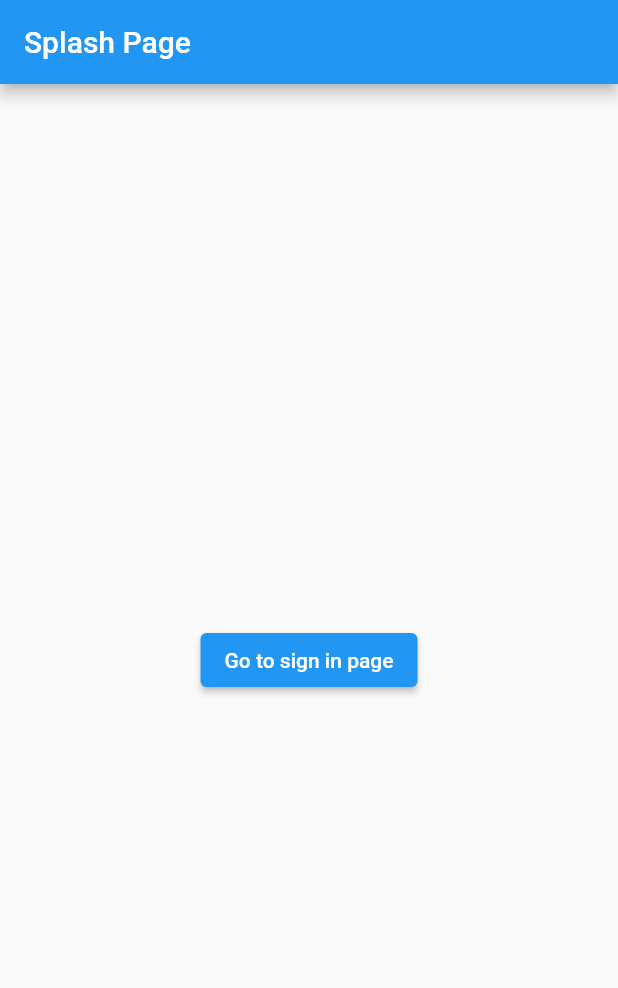
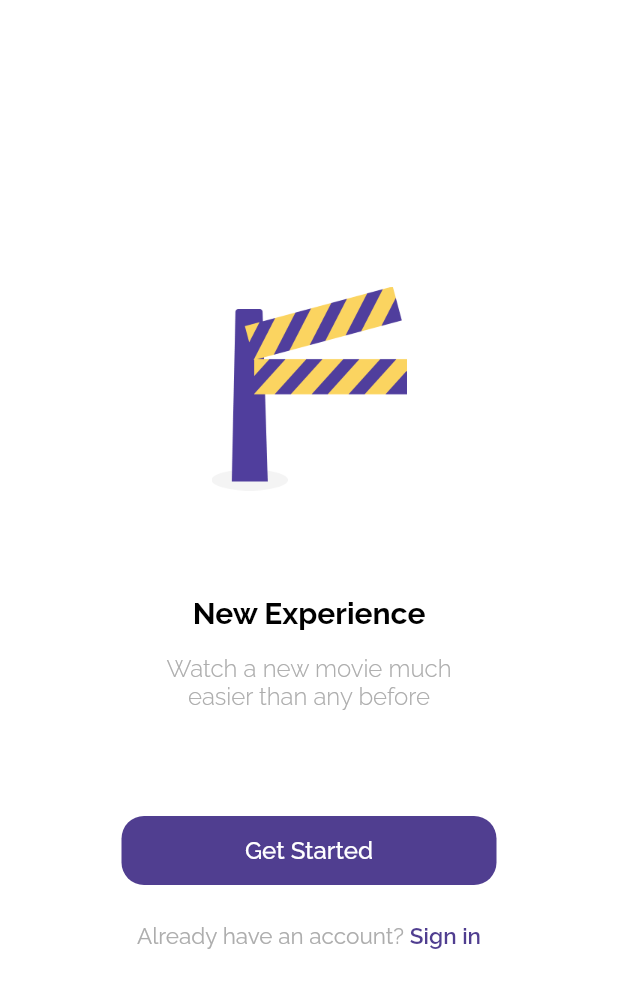
Before and after one commit to haritsdev/guhtix, a Flutter app: the screen it shows after launch, on a phone screen of 412 x 824 dp. Shown: the top 988 px of the screen. Run offline on Flutter 3.47's test engine with Material 2 defaults, Android fonts, the phone set to English and light mode, and no system bars; our stand-ins replace bloc, cloud_firestore, equatable, firebase_auth, firebase_core, flutter_bloc and 1 more; accounts and stored records are empty.

Commit message:
Menyelesaikan tema

```diff
--- a/lib/bloc/blocs.dart
+++ b/lib/bloc/blocs.dart
@@ -1 +1,2 @@
 export 'page_bloc.dart';
+export 'user_bloc.dart';
--- /dev/null
+++ b/lib/bloc/user_bloc.dart
@@ -0,0 +1,24 @@
+import 'package:bloc/bloc.dart';
+import 'package:equatable/equatable.dart';
+import 'package:guhtix/model/models.dart';
+import 'package:guhtix/services/services.dart';
+
+part 'user_event.dart';
+part 'user_state.dart';
+
+class UserBloc extends Bloc<UserEvent, UserState> {
+  UserBloc() : super(UserInitial());
+
+  @override
+  Stream<UserState> mapEventToState(
+    UserEvent event,
+  ) async* {
+    if (event is LoadUser) {
+      UserModel user = await UserServices.getUser(event.id);
+
+      yield UserLoaded(user);
+    } else if (event is SignOut) {
+      yield UserInitial();
+    }
+  }
+}
--- /dev/null
+++ b/lib/bloc/user_event.dart
@@ -0,0 +1,22 @@
+part of 'user_bloc.dart';
+
+abstract class UserEvent extends Equatable {
+  const UserEvent();
+
+  @override
+  List<Object> get props => [];
+}
+
+class LoadUser extends UserEvent {
+  final String id;
+
+  LoadUser(this.id);
+
+  @override
+  List<Object> get props => [id];
+}
+
+class SignOut extends UserEvent {
+  @override
+  List<Object> get props => [];
+}
--- /dev/null
+++ b/lib/bloc/user_state.dart
@@ -0,0 +1,22 @@
+part of 'user_bloc.dart';
+
+abstract class UserState extends Equatable {
+  const UserState();
+
+  @override
+  List<Object> get props => [];
+}
+
+class UserInitial extends UserState {
+  @override
+  List<Object> get props => [];
+}
+
+class UserLoaded extends UserState {
+  final UserModel user;
+
+  UserLoaded(this.user);
+
+  @override
+  List<Object> get props => [user];
+}
--- a/lib/main.dart
+++ b/lib/main.dart
@@ -28,7 +28,12 @@ class MyApp extends StatelessWidget {
       value: AuthServices.userStream,
       initialData: null,
       child: MultiBlocProvider(
-        providers: [BlocProvider(create: (_) => PageBloc(OnInitialPage()))],
+        providers: [
+          BlocProvider(create: (_) => PageBloc(OnInitialPage())),
+          BlocProvider(
+            create: (_) => UserBloc(),
+          )
+        ],
         child: MaterialApp(
           debugShowCheckedModeBanner: false,
           home: Wrapper(),
--- a/lib/shared/shared.dart
+++ b/lib/shared/shared.dart
@@ -1,5 +1,8 @@
+import 'package:flutter/material.dart';
+import 'package:google_fonts/google_fonts.dart';
 import 'package:guhtix/bloc/blocs.dart';
 
 part 'shared_value.dart';
+part 'theme.dart';
 
 PageEvent? pageEvent;
--- /dev/null
+++ b/lib/shared/theme.dart
@@ -0,0 +1,23 @@
+part of 'shared.dart';
+
+const double defaultMargin = 24;
+
+Color mainColor = Color(0xFF503E90);
+Color accentColor1 = Color(0xFF2C1F63);
+Color accentColor2 = Color(0xFFFBD460);
+Color accentColor3 = Color(0xFFADADAD);
+
+TextStyle blackTextFont = GoogleFonts.raleway()
+    .copyWith(color: Colors.black, fontWeight: FontWeight.w500);
+TextStyle whiteTextFont = GoogleFonts.raleway()
+    .copyWith(color: Colors.white, fontWeight: FontWeight.w500);
+TextStyle purpleTextFont = GoogleFonts.raleway()
+    .copyWith(color: mainColor, fontWeight: FontWeight.w500);
+TextStyle greyTextFont = GoogleFonts.raleway()
+    .copyWith(color: accentColor3, fontWeight: FontWeight.w500);
+
+TextStyle whiteNumberFont =
+    GoogleFonts.openSans().copyWith(color: Colors.white);
+
+TextStyle yellowNumberFont =
+    GoogleFonts.openSans().copyWith(color: accentColor2);
--- a/lib/ui/screens/main_screen.dart
+++ b/lib/ui/screens/main_screen.dart
@@ -15,17 +15,10 @@ class _MainScreenState extends State<MainScreen> {
         child: Column(
           mainAxisAlignment: MainAxisAlignment.center,
           children: [
-            // BlocBuilder<AuthCubit, AuthState>(
-            //   builder: (context, state) {
-            //     if (state is AuthSuccess) {
-            //       return Container(
-            //         child: Text('Hello ${state.user.selectedGenres}'),
-            //       );
-            //     } else {
-            //       return SizedBox();
-            //     }
-            //   },
-            // ),
+            BlocBuilder<UserBloc, UserState>(
+                builder: (context, userState) => (userState is UserLoaded)
+                    ? Text(userState.user.name)
+                    : SizedBox()),
             ElevatedButton(
               onPressed: () {
                 AuthServices.signOut();
@@ -36,48 +29,6 @@ class _MainScreenState extends State<MainScreen> {
           ],
         ),
       ),
-      // body: BlocConsumer<AuthCubit, AuthState>(
-      //   listener: (context, state) {
-      //     if (state is AuthFailed) {
-      //       ScaffoldMessenger.of(context).showSnackBar(SnackBar(
-      //           backgroundColor: Colors.red, content: Text(state.error)));
-      //     } else if (state is AuthInitial) {
-      //       Navigator.pushNamedAndRemoveUntil(
-      //           context, '/sign-in', (route) => false);
-      //     }
-      //   },
-      //   builder: (context, state) {
-      //     if (state is AuthLoading) {
-      //       return Center(
-      //         child: CircularProgressIndicator(),
-      //       );
-      //     }
-      //     return Center(
-      //       child: Column(
-      //         mainAxisAlignment: MainAxisAlignment.center,
-      //         children: [
-      //           BlocBuilder<AuthCubit, AuthState>(
-      //             builder: (context, state) {
-      //               if (state is AuthSuccess) {
-      //                 return Container(
-      //                   child: Text('Hello ${state.user.selectedGenres}'),
-      //                 );
-      //               } else {
-      //                 return SizedBox();
-      //               }
-      //             },
-      //           ),
-      //           ElevatedButton(
-      //             onPressed: () {
-      //               context.read<AuthCubit>().signOut();
-      //             },
-      //             child: Text("Logout"),
-      //           ),
-      //         ],
-      //       ),
-      //     );
-      //   },
-      // ),
     );
   }
 }
--- a/lib/ui/screens/screens.dart
+++ b/lib/ui/screens/screens.dart
@@ -7,6 +7,7 @@ import 'package:guhtix/services/services.dart';
 
 import 'package:flutter_bloc/flutter_bloc.dart';
 import 'package:guhtix/shared/shared.dart';
+import 'package:guhtix/ui/widgets/widgets.dart';
 import 'package:provider/provider.dart';
 
 part 'splash_screen.dart';
--- a/lib/ui/screens/splash_screen.dart
+++ b/lib/ui/screens/splash_screen.dart
@@ -6,15 +6,63 @@ class SplashScreen extends StatelessWidget {
   @override
   Widget build(BuildContext context) {
     return Scaffold(
-      appBar: AppBar(
-        title: Text("Splash Page"),
-      ),
-      body: Center(
-        child: ElevatedButton(
-          onPressed: () {
-            context.read<PageBloc>().add(GoToLoginPage());
-          },
-          child: Text('Go to sign in page'),
+      backgroundColor: Colors.white,
+      body: Container(
+        padding: EdgeInsets.symmetric(horizontal: defaultMargin),
+        child: Column(
+          mainAxisAlignment: MainAxisAlignment.center,
+          crossAxisAlignment: CrossAxisAlignment.center,
+          children: [
+            Container(
+              height: 136,
+              decoration: BoxDecoration(
+                  image: DecorationImage(image: AssetImage('assets/logo.png'))),
+            ),
+            Container(
+              margin: EdgeInsets.only(top: 70, bottom: 16),
+              child: Text(
+                "New Experience",
+                style: blackTextFont.copyWith(
+                    fontSize: 20, fontWeight: FontWeight.bold),
+              ),
+            ),
+            Text(
+              "Watch a new movie much\neasier than any before",
+              style: greyTextFont.copyWith(
+                  fontSize: 16, fontWeight: FontWeight.w300),
+              textAlign: TextAlign.center,
+            ),
+            Container(
+              margin: EdgeInsets.only(top: 70, bottom: 25),
+              child: CustomButton(
+                title: 'Get Started',
+                onPressed: () {},
+                fontSize: 16,
+                width: 250,
+                height: 46,
+              ),
+            ),
+            Row(
+              mainAxisAlignment: MainAxisAlignment.center,
+              children: [
+                Text(
+                  'Already have an account? ',
+                  style: greyTextFont.copyWith(
+                      fontWeight: FontWeight.w400, fontSize: 15),
+                ),
+                GestureDetector(
+                  onTap: () {
+                    context.read<PageBloc>().add(GoToLoginPage());
+                  },
+                  child: Text(
+                    "Sign in",
+                    style: purpleTextFont.copyWith(
+                        fontSize: 15, fontWeight: FontWeight.w600),
+                  ),
+                )
+              ],
+            )
+          ],
         ),
       ),
     );
--- a/lib/ui/screens/wrapper.dart
+++ b/lib/ui/screens/wrapper.dart
@@ -15,6 +15,7 @@ class Wrapper extends StatelessWidget {
       // context.watch<PageBlog>().add(GoToSplashPage());
     } else {
       if (!(prevPageEvent is GoToMainPage)) {
+        BlocProvider.of<UserBloc>(context).add(LoadUser(firebaseUser.uid));
         prevPageEvent = GoToMainPage();
         BlocProvider.of<PageBloc>(context).add(GoToMainPage());
       }
--- /dev/null
+++ b/lib/ui/widgets/custom_button.dart
@@ -0,0 +1,39 @@
+part of 'widgets.dart';
+
+class CustomButton extends StatelessWidget {
+  final String title;
+  final double width;
+  final double height;
+  final double fontSize;
+  final Function() onPressed;
+  final EdgeInsets margin;
+  const CustomButton(
+      {Key? key,
+      required this.title,
+      this.width = double.infinity,
+      required this.onPressed,
+      this.margin = EdgeInsets.zero,
+      this.height = 50,
+      this.fontSize = 16})
+      : super(key: key);
+
+  @override
+  Widget build(BuildContext context) {
+    return Container(
+      width: width,
+      height: height,
+      margin: margin,
+      child: TextButton(
+        onPressed: onPressed,
+        style: TextButton.styleFrom(
+            backgroundColor: mainColor,
+            shape: RoundedRectangleBorder(
+                borderRadius: BorderRadius.circular(15))),
+        child: Text(
+          title,
+          style: whiteTextFont.copyWith(fontSize: fontSize),
+        ),
+      ),
+    );
+  }
+}
--- a/lib/ui/widgets/widgets.dart
+++ b/lib/ui/widgets/widgets.dart
@@ -0,0 +1,4 @@
+import 'package:flutter/material.dart';
+import 'package:guhtix/shared/shared.dart';
+
+part 'custom_button.dart';
--- a/pubspec.yaml
+++ b/pubspec.yaml
@@ -34,6 +34,7 @@ dependencies:
   firebase_core: ^1.3.0
   flutter_bloc: ^7.0.1
   provider: ^6.0.0
+  google_fonts: ^2.1.0
 
 
 
@@ -53,8 +54,8 @@ flutter:
   uses-material-design: true
 
   # To add assets to your application, add an assets section, like this:
-  # assets:
-  #   - images/a_dot_burr.jpeg
+  assets:
+    - assets/
   #   - images/a_dot_ham.jpeg
 
   # An image asset can refer to one or more resolution-specific "variants", see
```
Also changed, not shown: pubspec.lock.
